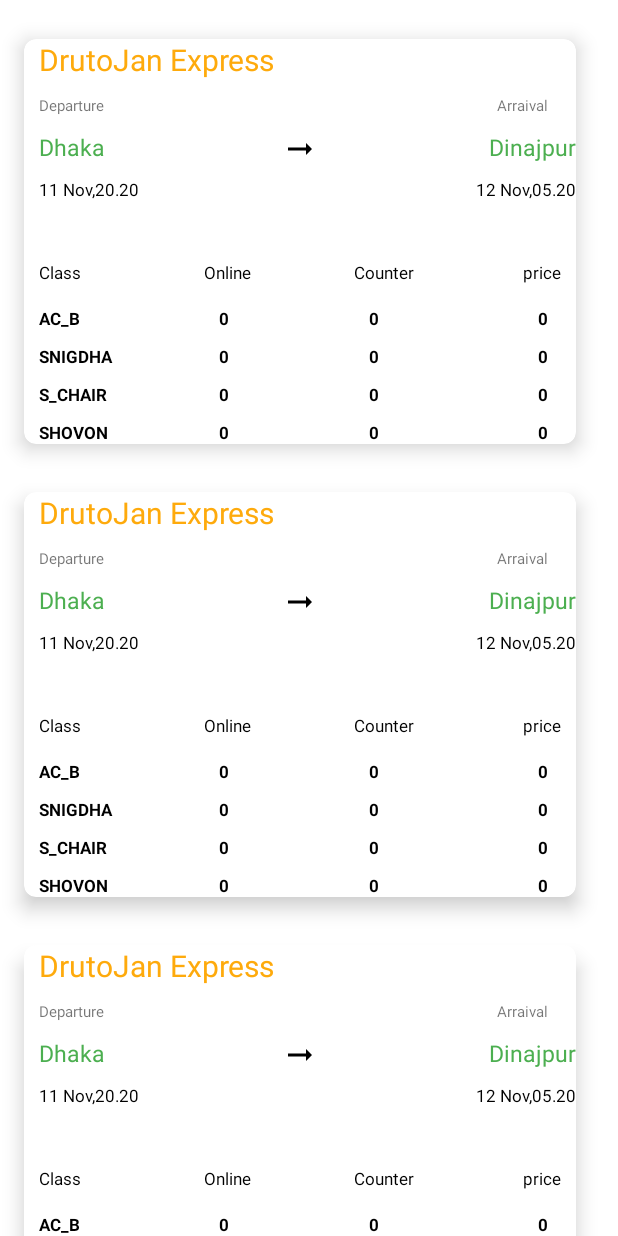
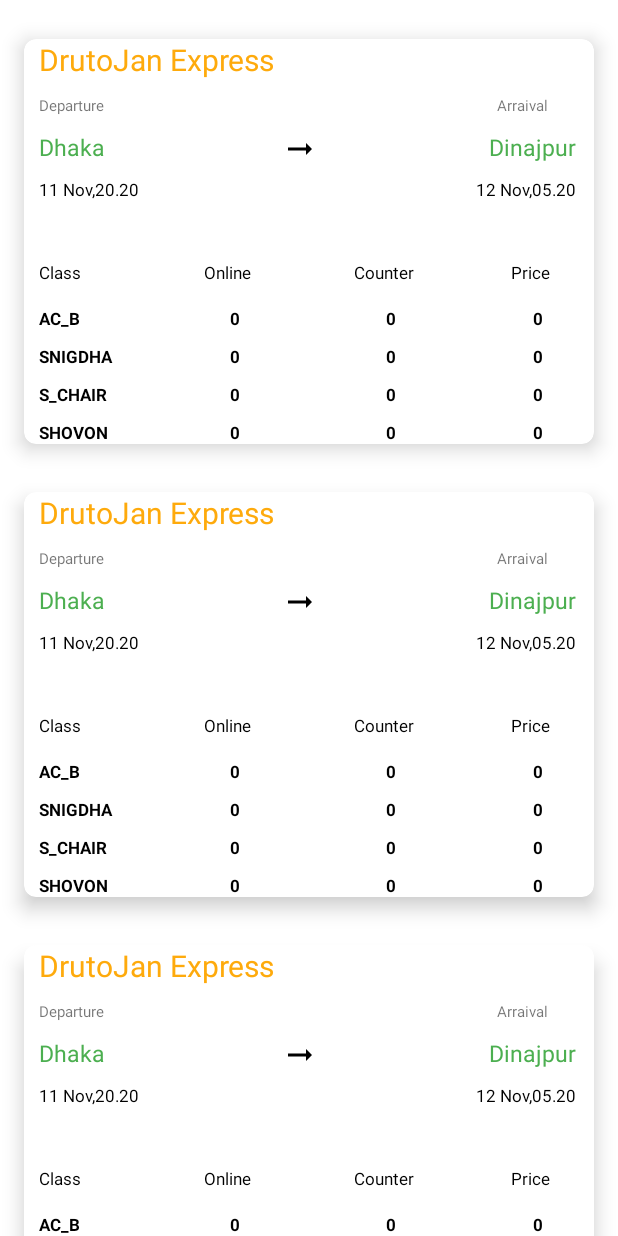
Before and after one commit to mahadi-cse/Software-Development-II, an Android app: the layout activity_find_train_show.xml on its own in the app's theme, with its tools: preview values and no code run, on a phone screen of 412 x 824 dp. Run offline under Robolectric (Android 15) with nearby library versions, the phone set to English and light mode, and no system bars.

Commit message:
Train Searched completed

```diff
--- a/app/src/main/res/layout/activity_find_train_show.xml
+++ b/app/src/main/res/layout/activity_find_train_show.xml
@@ -10,8 +10,8 @@
         <androidx.recyclerview.widget.RecyclerView
             android:id="@+id/findtrainrecycle"
             android:layout_marginTop="10dp"
-            android:layout_width="wrap_content"
-            android:layout_height="wrap_content"
+            android:layout_width="match_parent"
+            android:layout_height="match_parent"
             android:divider="@android:color/transparent"
             android:layout_centerHorizontal="true"
             android:dividerHeight="10.0sp"
--- a/app/src/main/res/layout/item_train.xml
+++ b/app/src/main/res/layout/item_train.xml
@@ -7,6 +7,7 @@
     app:cardElevation="8dp"
     app:cardCornerRadius="8dp"
     android:clickable="true"
+    android:foreground="?android:attr/selectableItemBackground"
     android:layout_margin="16dp"
     android:focusable="true">
 
@@ -191,6 +192,7 @@
                 android:layout_width="wrap_content"
                 android:layout_height="wrap_content"
 
+                android:layout_centerHorizontal="true"
                 android:layout_marginTop="10dp"
                 android:text="Online"
                 android:textColor="@color/black"
@@ -203,6 +205,7 @@
                 android:layout_below="@id/onlineInitialize"
                 android:layout_marginTop="15dp"
 
+                android:layout_centerHorizontal="true"
                 android:paddingStart="10dp"
                 android:text="0"
                 android:textColor="@color/black"
@@ -216,6 +219,7 @@
                 android:layout_below="@id/online_ac_b"
                 android:layout_marginTop="10dp"
 
+                android:layout_centerHorizontal="true"
                 android:paddingStart="10dp"
                 android:text="0"
                 android:textColor="@color/black"
@@ -229,6 +233,7 @@
                 android:layout_below="@id/online_snigsha"
                 android:layout_marginTop="10dp"
 
+                android:layout_centerHorizontal="true"
                 android:paddingStart="10dp"
                 android:text="0"
                 android:textColor="@color/black"
@@ -242,6 +247,7 @@
                 android:layout_below="@id/onlines_chair"
                 android:layout_marginTop="10dp"
                 android:paddingStart="10dp"
+                android:layout_centerHorizontal="true"
                 android:text="0"
                 android:textColor="@color/black"
                 android:textSize="11dp"
@@ -262,6 +268,7 @@
                 android:layout_width="wrap_content"
                 android:layout_height="wrap_content"
                 android:layout_marginTop="10dp"
+                android:layout_centerHorizontal="true"
                 android:text="Counter"
                 android:textColor="@color/black"
                 android:textSize="11dp" />
@@ -273,6 +280,7 @@
                 android:layout_below="@id/counterInitialize"
                 android:layout_marginTop="15dp"
                 android:paddingStart="10dp"
+                android:layout_centerHorizontal="true"
                 android:text="0"
                 android:textColor="@color/black"
                 android:textSize="11dp"
@@ -285,6 +293,7 @@
                 android:layout_below="@id/counter_ac_b"
                 android:layout_marginTop="10dp"
 
+                android:layout_centerHorizontal="true"
                 android:paddingStart="10dp"
                 android:text="0"
                 android:textColor="@color/black"
@@ -298,6 +307,7 @@
                 android:layout_below="@id/counter_snigsha"
                 android:layout_marginTop="10dp"
 
+                android:layout_centerHorizontal="true"
                 android:paddingStart="10dp"
                 android:text="0"
                 android:textColor="@color/black"
@@ -311,6 +321,7 @@
                 android:layout_below="@id/counters_chair"
                 android:layout_marginTop="10dp"
                 android:paddingStart="10dp"
+                android:layout_centerHorizontal="true"
                 android:text="0"
                 android:textColor="@color/black"
                 android:textSize="11dp"
@@ -319,20 +330,23 @@
         </RelativeLayout>
 
         <RelativeLayout
+            android:id="@+id/price"
+            android:layout_width="60dp"
+            android:layout_height="wrap_content"
+            android:layout_below="@id/deparaturetime"
+            android:layout_alignEnd="@id/arraivaltime"
+            android:layout_marginTop="30dp"
             android:paddingRight="10dp"
-            android:layout_marginTop="30dp"
-           android:layout_alignEnd="@id/arraivaltime"
-            android:layout_width="wrap_content"
-            android:layout_height="wrap_content"
-            android:id="@+id/price"
-            android:layout_below="@id/deparaturetime">
+            android:textAlignment="center">
 
             <TextView
                 android:id="@+id/priceInitialize"
-                android:layout_width="wrap_content"
+                android:layout_width="match_parent"
                 android:layout_height="wrap_content"
+                android:layout_centerHorizontal="true"
                 android:layout_marginTop="10dp"
-                android:text="price"
+                android:textAlignment="center"
+                android:text="Price"
                 android:textColor="@color/black"
                 android:textSize="11dp" />
 
@@ -341,6 +355,7 @@
                 android:layout_width="wrap_content"
                 android:layout_height="wrap_content"
                 android:layout_below="@id/priceInitialize"
+                android:layout_centerHorizontal="true"
                 android:layout_marginTop="15dp"
                 android:paddingStart="10dp"
                 android:text="0"
@@ -350,42 +365,44 @@
 
             <TextView
                 android:id="@+id/price_snigsha"
-                android:layout_below="@id/price_ac_b"
-                android:textStyle="bold"
                 android:layout_width="wrap_content"
                 android:layout_height="wrap_content"
+                android:layout_below="@id/price_ac_b"
+                android:layout_centerHorizontal="true"
 
                 android:layout_marginTop="10dp"
                 android:paddingStart="10dp"
                 android:text="0"
                 android:textColor="@color/black"
                 android:textSize="11dp"
-                />
+                android:textStyle="bold" />
+
             <TextView
                 android:id="@+id/prices_chair"
-                android:layout_below="@id/price_snigsha"
-                android:textStyle="bold"
                 android:layout_width="wrap_content"
                 android:layout_height="wrap_content"
+                android:layout_below="@id/price_snigsha"
+                android:layout_centerHorizontal="true"
+                android:layout_marginTop="10dp"
 
+                android:paddingStart="10dp"
+                android:text="0"
+                android:textColor="@color/black"
+                android:textSize="11dp"
+                android:textStyle="bold" />
+
+            <TextView
+                android:id="@+id/price_shovon"
+                android:layout_width="wrap_content"
+                android:layout_height="wrap_content"
+                android:layout_below="@id/prices_chair"
+                android:layout_centerHorizontal="true"
                 android:layout_marginTop="10dp"
                 android:paddingStart="10dp"
                 android:text="0"
                 android:textColor="@color/black"
                 android:textSize="11dp"
-                />
-            <TextView
-                android:id="@+id/price_shovon"
-                android:layout_below="@id/prices_chair"
-                android:textStyle="bold"
-                android:layout_width="wrap_content"
-                android:layout_height="wrap_content"
-                android:layout_marginTop="10dp"
-                android:paddingStart="10dp"
-                android:text="0"
-                android:textColor="@color/black"
-                android:textSize="11dp"
-                />
+                android:textStyle="bold" />
 
         </RelativeLayout>
 
```
Also changed, not shown: app/src/main/java/com/example/bangladeshrailway/BuyTickets.java (+9 -0 lines), app/src/main/java/com/example/bangladeshrailway/FindTrainShow.java (+10 -3 lines), app/src/main/java/com/example/bangladeshrailway/UserInfo.java (+9 -0 lines).
